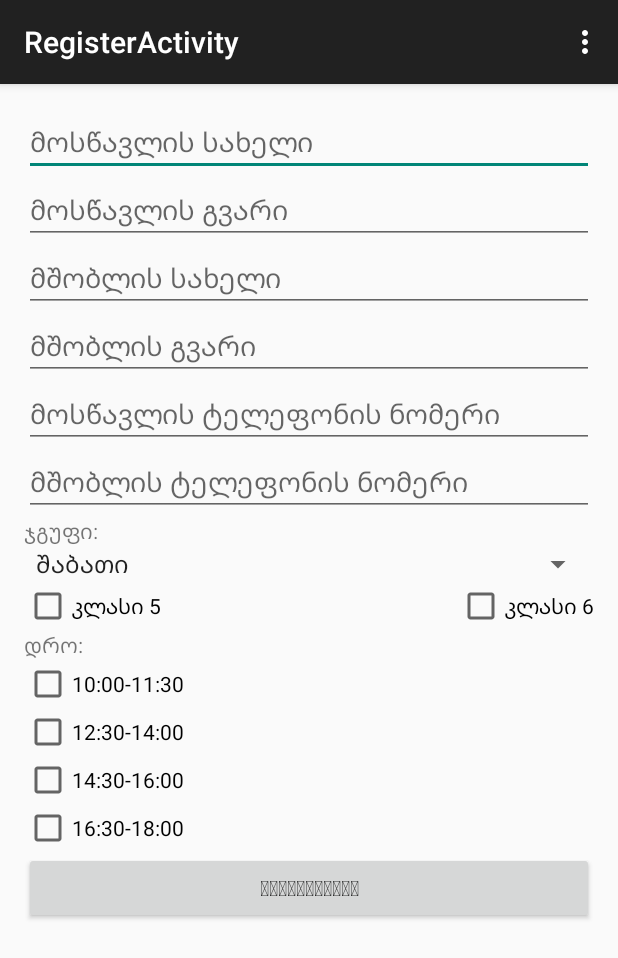
After one commit to developerkirkita/Limes, an Android app: the RegisterActivity screen opened directly, with no data from a screen before it, on a phone screen of 412 x 824 dp. The commit adds this screen. Shown: the top 958 px of the screen. Run offline under Robolectric (Android 15) with nearby library versions, the phone set to English and light mode, and no system bars.

Commit message:
დავამატე რეგისტრაციის აქტივიტი

```diff
--- a/app/src/main/AndroidManifest.xml
+++ b/app/src/main/AndroidManifest.xml
@@ -24,6 +24,10 @@
             android:name=".BlogWebViewActivity"
             android:label="@string/title_activity_blog_web_view" >
         </activity>
+        <activity
+            android:name=".ui.RegisterActivity"
+            android:label="@string/title_activity_register" >
+        </activity>
     </application>
 
 </manifest>
--- a/app/src/main/java/com/codeholic/limes/MainListActivity.java
+++ b/app/src/main/java/com/codeholic/limes/MainListActivity.java
@@ -12,6 +12,7 @@ import java.util.HashMap;
 
 import com.codeholic.limes.adapter.Adapter;
 import com.codeholic.limes.helper.ConnectionDetector;
+import com.codeholic.limes.ui.RegisterActivity;
 import org.json.JSONArray;
 import org.json.JSONException;
 import org.json.JSONObject;
@@ -27,7 +28,6 @@ import android.util.Log;
 import android.view.View;
 import android.widget.ListView;
 import android.widget.ProgressBar;
-import android.widget.SimpleAdapter;
 import android.widget.TextView;
 import android.widget.Toast;
 
@@ -53,6 +53,9 @@ public class MainListActivity extends ListActivity {
     protected void onCreate(Bundle savedInstanceState) {
         super.onCreate(savedInstanceState);
         setContentView(R.layout.activity_main_list);
+
+        //Intent i = new Intent(this, RegisterActivity.class);
+        //startActivity(i);
 
         cd = new ConnectionDetector(getApplicationContext());
         isInternetPresent = cd.isConnectingToInternet();
--- /dev/null
+++ b/app/src/main/java/com/codeholic/limes/ui/RegisterActivity.java
@@ -0,0 +1,49 @@
+package com.codeholic.limes.ui;
+
+import android.support.v7.app.ActionBarActivity;
+import android.os.Bundle;
+import android.view.Menu;
+import android.view.MenuItem;
+import android.widget.ArrayAdapter;
+import android.widget.Spinner;
+import com.codeholic.limes.R;
+
+public class RegisterActivity extends ActionBarActivity {
+
+    Spinner spinner;
+
+    @Override
+    protected void onCreate(Bundle savedInstanceState) {
+        super.onCreate(savedInstanceState);
+        setContentView(R.layout.activity_register);
+
+        spinner = (Spinner) findViewById(R.id.spinner);
+        ArrayAdapter<CharSequence> adapter = ArrayAdapter.createFromResource(this,
+                R.array.group, android.R.layout.simple_spinner_item);
+        adapter.setDropDownViewResource(android.R.layout.simple_spinner_dropdown_item);
+        spinner.setAdapter(adapter);
+    }
+
+
+    @Override
+    public boolean onCreateOptionsMenu(Menu menu) {
+        // Inflate the menu; this adds items to the action bar if it is present.
+        getMenuInflater().inflate(R.menu.menu_register, menu);
+        return true;
+    }
+
+    @Override
+    public boolean onOptionsItemSelected(MenuItem item) {
+        // Handle action bar item clicks here. The action bar will
+        // automatically handle clicks on the Home/Up button, so long
+        // as you specify a parent activity in AndroidManifest.xml.
+        int id = item.getItemId();
+
+        //noinspection SimplifiableIfStatement
+        if (id == R.id.action_settings) {
+            return true;
+        }
+
+        return super.onOptionsItemSelected(item);
+    }
+}
--- /dev/null
+++ b/app/src/main/res/layout/activity_register.xml
@@ -0,0 +1,118 @@
+<?xml version="1.0" encoding="utf-8"?>
+<ScrollView android:layout_width="fill_parent"
+            android:layout_height="fill_parent"
+            xmlns:android="http://schemas.android.com/apk/res/android">
+
+    <LinearLayout android:id="@+id/user_information"
+                  android:orientation="vertical"
+                  android:padding="@dimen/row_padding"
+                  android:layout_width="match_parent"
+                  android:layout_height="wrap_content">
+
+        <EditText android:id="@+id/pupil_first_name"
+                  android:layout_height="wrap_content"
+                  android:layout_width="fill_parent"
+                  android:nextFocusUp="@+id/mobile_number"
+                  android:hint="@string/pupil_first_name_hint"
+                  android:imeOptions="actionDone" />
+
+        <EditText android:id="@+id/pupil_last_name"
+                  android:layout_height="wrap_content"
+                  android:layout_width="fill_parent"
+                  android:nextFocusUp="@+id/mobile_number"
+                  android:hint="@string/pupil_last_name_hint"
+                  android:imeOptions="actionDone" />
+
+        <EditText android:id="@+id/parent_first_name"
+                  android:layout_height="wrap_content"
+                  android:layout_width="fill_parent"
+                  android:nextFocusUp="@+id/mobile_number"
+                  android:hint="@string/parent_first_name_hint"
+                  android:imeOptions="actionDone" />
+
+        <EditText android:id="@+id/parent_last_name"
+                  android:layout_height="wrap_content"
+                  android:layout_width="fill_parent"
+                  android:nextFocusUp="@+id/mobile_number"
+                  android:hint="@string/parent_last_name_hint"
+                  android:imeOptions="actionDone" />
+
+        <EditText android:id="@+id/pupil_mobile_number"
+                  android:layout_height="wrap_content"
+                  android:layout_width="fill_parent"
+                  android:nextFocusDown="@+id/password"
+                  android:hint="@string/pupil_mobile_number"
+                  android:inputType="phone" />
+
+        <EditText android:id="@+id/parent_mobile_number"
+                  android:layout_height="wrap_content"
+                  android:layout_width="fill_parent"
+                  android:nextFocusDown="@+id/password"
+                  android:hint="@string/parent_mobile_number"
+                  android:inputType="phone" />
+
+        <TextView android:id="@+id/group_title"
+                android:layout_width="wrap_content"
+                android:layout_height="wrap_content"
+                android:text="@string/group_title"/>
+
+        <Spinner
+                android:layout_width="match_parent"
+                android:layout_height="wrap_content"
+                android:id="@+id/spinner"
+                android:layout_gravity="center_horizontal"/>
+
+
+        <RelativeLayout android:id="@+id/checkbox"
+                android:layout_width="fill_parent"
+                android:layout_height="wrap_content">
+
+            <CheckBox android:id="@+id/class_5"
+                      android:layout_width="wrap_content"
+                      android:layout_height="wrap_content"
+                      android:text="@string/class_5"/>
+
+            <CheckBox android:id="@+id/class_6"
+                      android:layout_width="wrap_content"
+                      android:layout_height="wrap_content"
+                      android:nextFocusLeft="@id/class_5"
+                      android:text="@string/class_6"
+                      android:layout_alignParentTop="true"
+                      android:layout_alignParentRight="true"
+                      android:layout_alignParentEnd="true"/>
+
+        </RelativeLayout>
+
+        <TextView android:id="@+id/time_title"
+                android:layout_width="wrap_content"
+                android:layout_height="wrap_content"
+                android:text="@string/time_title"/>
+
+        <CheckBox android:id="@+id/time_1"
+                android:layout_width="wrap_content"
+                android:layout_height="wrap_content"
+                android:text="@string/time_1"/>
+
+        <CheckBox android:id="@+id/time_2"
+                  android:layout_width="wrap_content"
+                  android:layout_height="wrap_content"
+                  android:text="@string/time_2"/>
+
+        <CheckBox android:id="@+id/time_3"
+                  android:layout_width="wrap_content"
+                  android:layout_height="wrap_content"
+                  android:text="@string/time_3"/>
+
+        <CheckBox android:id="@+id/time_4"
+                  android:layout_width="wrap_content"
+                  android:layout_height="wrap_content"
+                  android:text="@string/time_4"/>
+
+
+        <Button android:id="@+id/register"
+                android:layout_width="fill_parent"
+                android:layout_height="wrap_content"
+                android:text="@string/register_button"/>
+    </LinearLayout>
+
+</ScrollView>
--- /dev/null
+++ b/app/src/main/res/menu/menu_register.xml
@@ -0,0 +1,9 @@
+<menu xmlns:android="http://schemas.android.com/apk/res/android"
+      xmlns:app="http://schemas.android.com/apk/res-auto"
+      xmlns:tools="http://schemas.android.com/tools"
+      tools:context="com.codeholic.limes.ui.RegisterActivity">
+    <item android:id="@+id/action_settings"
+          android:title="@string/action_settings"
+          android:orderInCategory="100"
+          app:showAsAction="never"/>
+</menu>
--- /dev/null
+++ b/app/src/main/res/values/color.xml
@@ -0,0 +1,4 @@
+<?xml version="1.0" encoding="utf-8"?>
+<resources>
+    <color name="group_title_color">#000</color>
+</resources>
--- a/app/src/main/res/values/dimens.xml
+++ b/app/src/main/res/values/dimens.xml
@@ -2,4 +2,5 @@
     <!-- Default screen margins, per the Android Design guidelines. -->
     <dimen name="activity_horizontal_margin">16dp</dimen>
     <dimen name="activity_vertical_margin">16dp</dimen>
+    <dimen name="row_padding">16.0dip</dimen>
 </resources>
--- a/app/src/main/res/values/strings.xml
+++ b/app/src/main/res/values/strings.xml
@@ -5,10 +5,33 @@
     <string name="hello_world">Hello world!</string>
     <string name="action_settings">Settings</string>
     <string name="title_activity_blog_web_view">BlogWebViewActivity</string>
-
     <string name="no_items">No items to display!</string>
     <string name="error_title">Oops! Sorry!</string>
     <string name="error_message">There was an error getting data from the blog.</string>
     <string name="action_share">Share</string>
     <string name="share_chooser_title">How do you want to share?</string>
+    <string name="title_activity_register">RegisterActivity</string>
+
+    <string name="register_button">რეგისტრაცია</string>
+    <string name="pupil_first_name_hint">მოსწავლის სახელი</string>
+    <string name="pupil_last_name_hint">მოსწავლის გვარი</string>
+    <string name="parent_first_name_hint">მშობლის სახელი</string>
+    <string name="parent_last_name_hint">მშობლის გვარი</string>
+    <string name="pupil_mobile_number">მოსწავლის ტელეფონის ნომერი</string>
+    <string name="parent_mobile_number">მშობლის ტელეფონის ნომერი</string>
+    <string name="home_mobile_number">სახლის ტელეფონის ნომერი</string>
+    <string name="group_title">ჯგუფი: </string>
+    <string name="time_title">დრო: </string>
+    <string name="class_5">კლასი 5</string>
+    <string name="class_6">კლასი 6</string>
+    <string name="time_1">10:00-11:30</string>
+    <string name="time_2">12:30-14:00</string>
+    <string name="time_3">14:30-16:00</string>
+    <string name="time_4">16:30-18:00</string>
+
+    <string-array name="group">
+        <item>შაბათი</item>
+        <item>კვირა</item>
+    </string-array>
+
 </resources>
```
